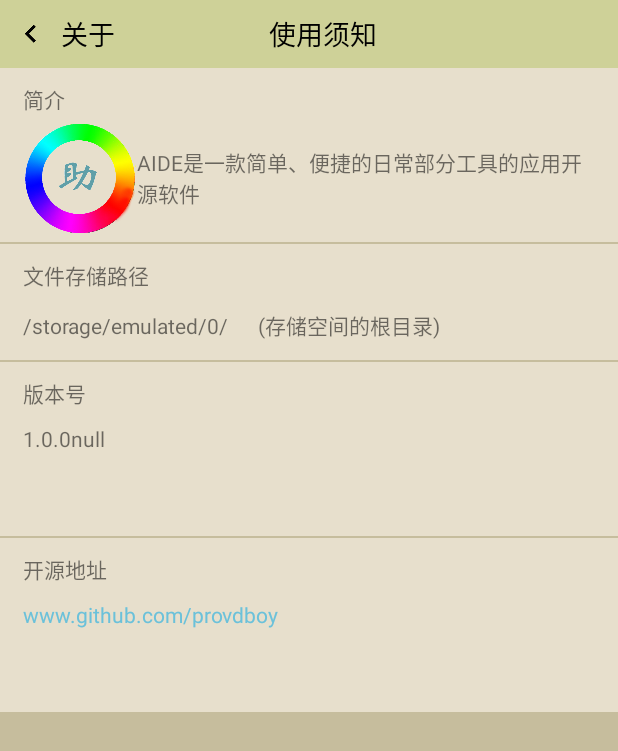
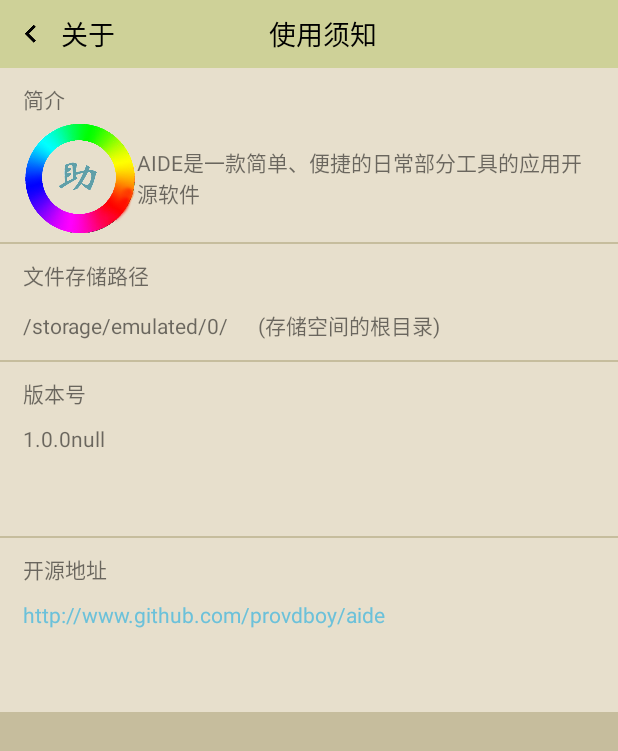
Before and after one commit to msmtmsmt123/AIDE-2, an Android app: the About_ShiYongActivity screen opened directly, with no data from a screen before it, after a tap on "开源地址", on a phone screen of 412 x 824 dp. Shown: the top 751 px of the screen. Run offline under Robolectric (Android 15) with nearby library versions, the phone set to English and light mode, and no system bars.

Commit message:
frist change

```diff
--- a/app/src/main/java/com/example/nianxin/gongjuxiang/activity/About_ShiYongActivity.java
+++ b/app/src/main/java/com/example/nianxin/gongjuxiang/activity/About_ShiYongActivity.java
@@ -90,7 +90,7 @@ public class About_ShiYongActivity extends BaseActivity implements View.OnClickL
             case R.id.line_url:
                 //判断如果点击了“开源地址”布局，则使用隐式intent访问项目的开源地址
                 Intent intenet=new Intent(Intent.ACTION_VIEW);
-                intenet.setData(Uri.parse("http://www.github.com/provdboy"));
+                intenet.setData(Uri.parse("http://www.github.com/provdboy/aide"));
                 startActivity(intenet);
                 break;
             default:
--- a/app/src/main/res/layout/about_shiyong.xml
+++ b/app/src/main/res/layout/about_shiyong.xml
@@ -117,7 +117,7 @@
                 android:gravity="center|left"
                 android:textColor="@color/qianblue"
                 android:layout_marginRight="15dp"
-                android:text="www.github.com/provdboy"/>
+                android:text="http://www.github.com/provdboy/aide"/>
         </LinearLayout>
 
     </LinearLayout>
```
